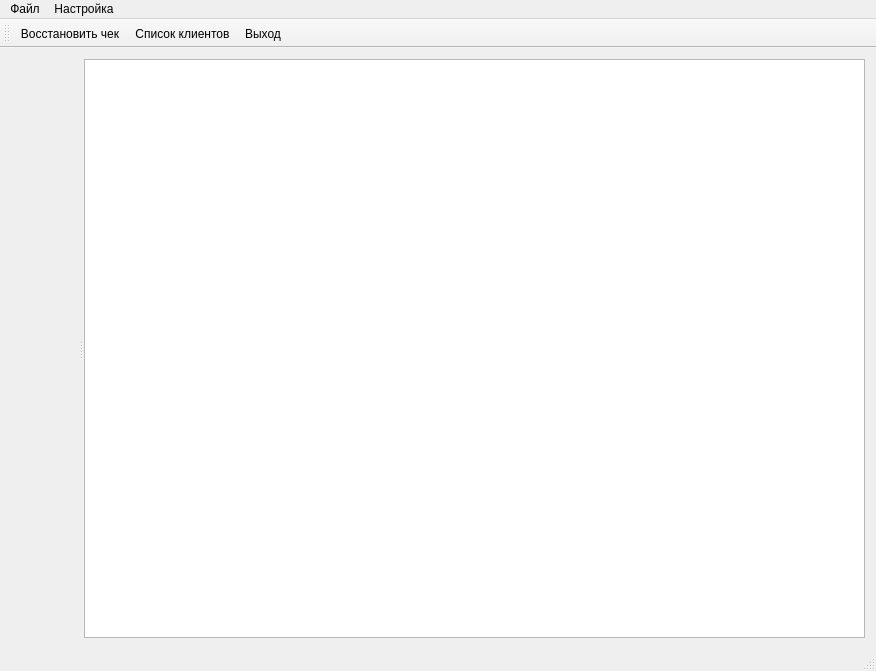
rust3128/CheckRecoveryWizard, file mainwindow.ui: the form before one commit.
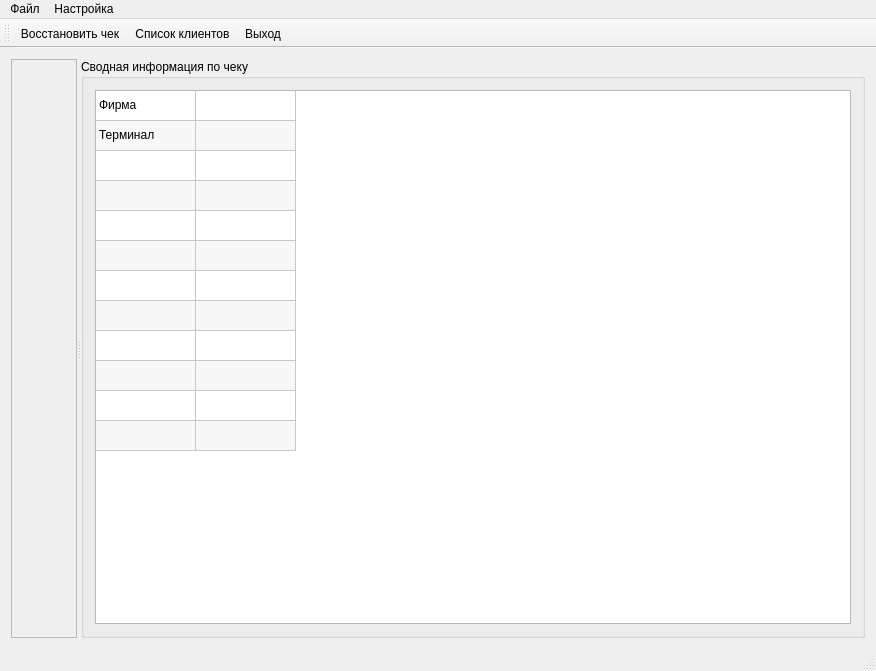
The form after the commit. Icons and pictures are not drawn.

```diff
--- a/mainwindow.ui
+++ b/mainwindow.ui
@@ -21,34 +21,76 @@
    <bool>true</bool>
   </property>
   <widget class="QWidget" name="centralWidget">
-   <layout class="QGridLayout" name="gridLayout">
+   <layout class="QGridLayout" name="gridLayout_2">
     <item row="0" column="0">
      <widget class="QSplitter" name="splitter">
-      <property name="frameShape">
-       <enum>QFrame::NoFrame</enum>
-      </property>
-      <property name="midLineWidth">
-       <number>0</number>
-      </property>
       <property name="orientation">
        <enum>Qt::Horizontal</enum>
       </property>
-      <property name="handleWidth">
-       <number>6</number>
-      </property>
-      <widget class="QWidget" name="verticalLayoutWidget">
+      <widget class="QFrame" name="verticalFrame">
+       <property name="frameShape">
+        <enum>QFrame::StyledPanel</enum>
+       </property>
        <layout class="QVBoxLayout" name="verticalLayout"/>
       </widget>
-      <widget class="QPlainTextEdit" name="plainTextEdit">
-       <property name="font">
-        <font>
-         <family>Monospace</family>
-         <pointsize>10</pointsize>
-        </font>
+      <widget class="QGroupBox" name="groupBox">
+       <property name="title">
+        <string>Сводная информация по чеку</string>
        </property>
-       <property name="readOnly">
-        <bool>false</bool>
-       </property>
+       <layout class="QGridLayout" name="gridLayout">
+        <item row="0" column="0">
+         <widget class="QTableWidget" name="tableWidget">
+          <property name="editTriggers">
+           <set>QAbstractItemView::NoEditTriggers</set>
+          </property>
+          <property name="alternatingRowColors">
+           <bool>true</bool>
+          </property>
+          <property name="selectionMode">
+           <enum>QAbstractItemView::SingleSelection</enum>
+          </property>
+          <property name="selectionBehavior">
+           <enum>QAbstractItemView::SelectRows</enum>
+          </property>
+          <property name="rowCount">
+           <number>12</number>
+          </property>
+          <property name="columnCount">
+           <number>2</number>
+          </property>
+          <attribute name="horizontalHeaderVisible">
+           <bool>false</bool>
+          </attribute>
+          <attribute name="verticalHeaderVisible">
+           <bool>false</bool>
+          </attribute>
+          <row/>
+          <row/>
+          <row/>
+          <row/>
+          <row/>
+          <row/>
+          <row/>
+          <row/>
+          <row/>
+          <row/>
+          <row/>
+          <row/>
+          <column/>
+          <column/>
+          <item row="0" column="0">
+           <property name="text">
+            <string>Фирма</string>
+           </property>
+          </item>
+          <item row="1" column="0">
+           <property name="text">
+            <string>Терминал</string>
+           </property>
+          </item>
+         </widget>
+        </item>
+       </layout>
       </widget>
      </widget>
     </item>
```
Left out of the diff: 2 changed lines with no effect on the pictures.
